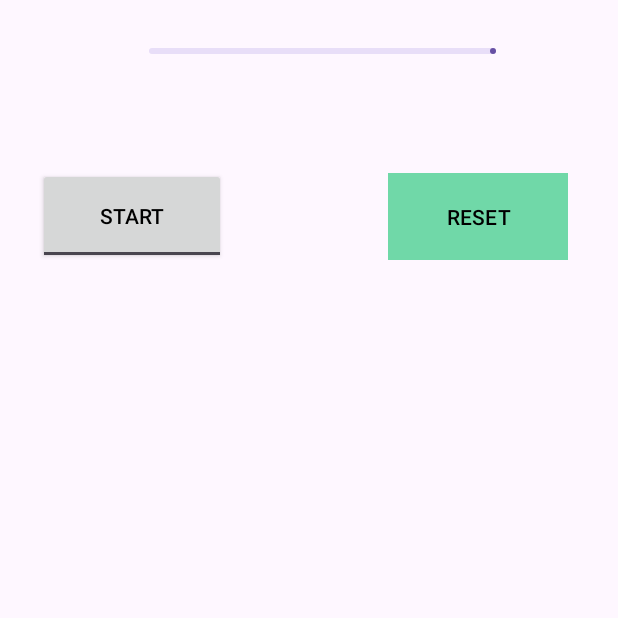
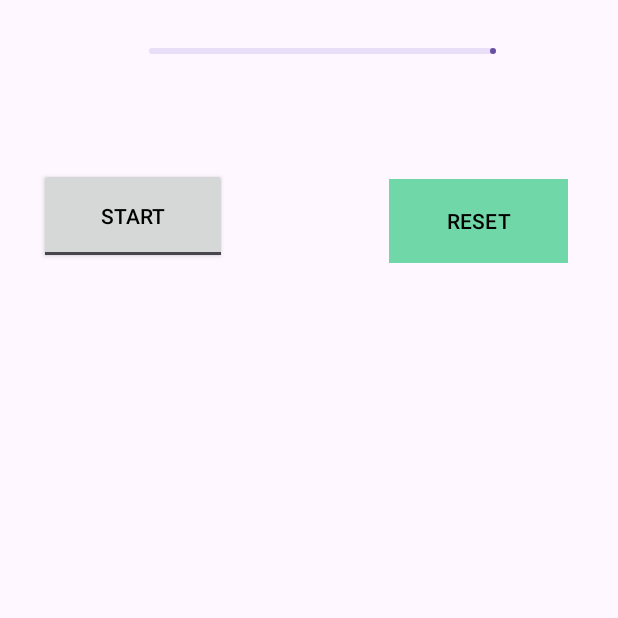
Before and after one commit to T-MannGitHub/Task4-1_Workout_Timer, an Android app: the Countdown screen opened directly, with no data from a screen before it, on a phone screen of 412 x 824 dp, the top half of it. Run offline under Robolectric (Android 15) with nearby library versions, the phone set to English and light mode, and no system bars.

Commit message:
Completed task

```diff
--- a/app/src/main/java/com/tmannapps/task4_1_workout_timer/Countdown.java
+++ b/app/src/main/java/com/tmannapps/task4_1_workout_timer/Countdown.java
@@ -36,6 +36,7 @@ public class Countdown extends AppCompatActivity {
     int setsDone = 0;
     MediaPlayer mediaPlayer = null;
     TextView myTextViewRemainingTime, myTextViewPhase, myTextViewSets;
+    int progress;
 
     @Override
     protected void onCreate(Bundle savedInstanceState) {
@@ -44,7 +45,7 @@ public class Countdown extends AppCompatActivity {
 
         myStartStopButton = findViewById(R.id.myStartStopButton);
         myResetButton = findViewById(R.id.myResetButton);
-        myResetButton.setBackgroundColor(Color.GRAY);
+        //myResetButton.setBackgroundColor(Color.GRAY);
 
         myProgressBar = findViewById(R.id.myProgressBar);
         TimerRunning = false;
@@ -66,8 +67,9 @@ public class Countdown extends AppCompatActivity {
                     // run the start timer -> run rest timer
                     // set the sets left text view to numSetsInt - setsDone
                     if (!TimerRunning) {
-                        //check which phase was going and start that timer
+                        //check which phase was going and start that timer TODO
                             startWorkTimer();
+                            //runWorkRest();
                     } else {
                         pauseTimer();
                     }
@@ -82,9 +84,10 @@ public class Countdown extends AppCompatActivity {
             @Override
             public void onClick(View v) {
                 resetTimer();
+                if (TimerRunning){
                 workCountdownTimer.cancel();
                 setRestPhaseTimer(); //get a null value exception if you reset before the rest phase as the rest timer hasn't been created
-                restCountdownTimer.cancel();
+                restCountdownTimer.cancel();}
                 startWorkTimer();
                 myTextViewSets.setText("Sets left: " + numSets);
                 setsLeftInt = numSetsInt;
@@ -92,7 +95,10 @@ public class Countdown extends AppCompatActivity {
             }
         });
         }
-
+/*        private void runWorkRest() {
+            startWorkTimer();
+            setRestPhaseTimer();
+        }*/
         private void startWorkTimer() {
         try {
             // get value from main
@@ -115,8 +121,10 @@ public class Countdown extends AppCompatActivity {
                     myStartStopButton.setText(getString(R.string.Start));
                     myTextViewRemainingTime.setText(getString(R.string.endTimer));
                     setsDone += 1;
+                    i = 0;
                     setRestPhaseTimer();
-                    i = 0;
+                    progress = (setsDone%numSetsInt)*100;
+                    myProgressBar.incrementProgressBy(progress);
                     /*for (int k = 0; k < setsLeft; k ++) {
                     startWorkTimer();
                         k += 1;
@@ -158,12 +166,13 @@ public class Countdown extends AppCompatActivity {
 
             }
             public void onFinish() {
-                //getSets(); comment out, no change.
+                //getSets(); //comment out, no change.
                 myTextViewRemainingTime.setText(getString(R.string.endTimer));
                 TimerRunning = false;
                 mediaPlayer.start();
                 j = 0;
-                for (int k = 0; k < setsLeftInt; k ++) {
+                getSets();
+                for (int k = 1; k < setsLeftInt; k ++) {
                     startWorkTimer();
                     k += 1;}
                 //myTextViewPhase.setText(getString(R.string.EndPhase));
--- a/app/src/main/res/layout/activity_countdown.xml
+++ b/app/src/main/res/layout/activity_countdown.xml
@@ -8,8 +8,8 @@
 
     <Button
         android:id="@+id/myResetButton"
-        android:layout_width="120dp"
-        android:layout_height="58dp"
+        android:layout_width="119dp"
+        android:layout_height="56dp"
         android:layout_marginStart="54dp"
         android:layout_marginTop="101dp"
         android:layout_marginEnd="60dp"
@@ -22,7 +22,7 @@
         app:layout_constraintEnd_toEndOf="parent"
         app:layout_constraintStart_toEndOf="@+id/myStartStopButton"
         app:layout_constraintTop_toBottomOf="@+id/myProgressBar"
-        app:layout_constraintVertical_bias="0.743" />
+        app:layout_constraintVertical_bias="0.652" />
 
     <ToggleButton
         android:id="@+id/myStartStopButton"
```
